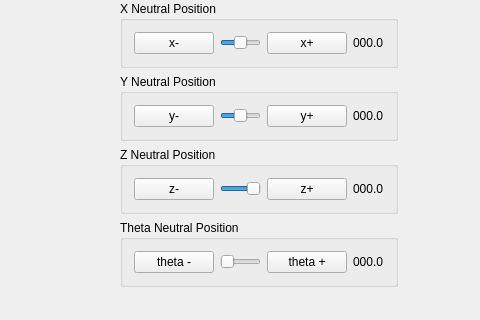
The window that QtWidgetsApplication1/qt_4dof.ui (sophiarw/qt_4dof_spherical) describes before a commit, drawn with Qt 5; both pictures show x 95 to 575 and y 350 to 670 of the 708 by 670 pixel window.
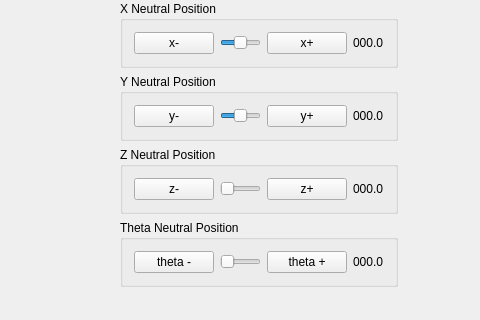
The same window after the commit. Icons and pictures are not drawn.

Diff of the .ui file:
```diff
--- a/QtWidgetsApplication1/qt_4dof.ui
+++ b/QtWidgetsApplication1/qt_4dof.ui
@@ -250,13 +250,13 @@
             <item>
              <widget class="QSlider" name="zSlider">
               <property name="minimum">
-               <number>-35</number>
+               <number>0</number>
               </property>
               <property name="maximum">
-               <number>-20</number>
+               <number>100</number>
               </property>
               <property name="value">
-               <number>-20</number>
+               <number>0</number>
               </property>
               <property name="orientation">
                <enum>Qt::Horizontal</enum>
```
Left out of the diff: 3 changed lines with no effect on the pictures.
